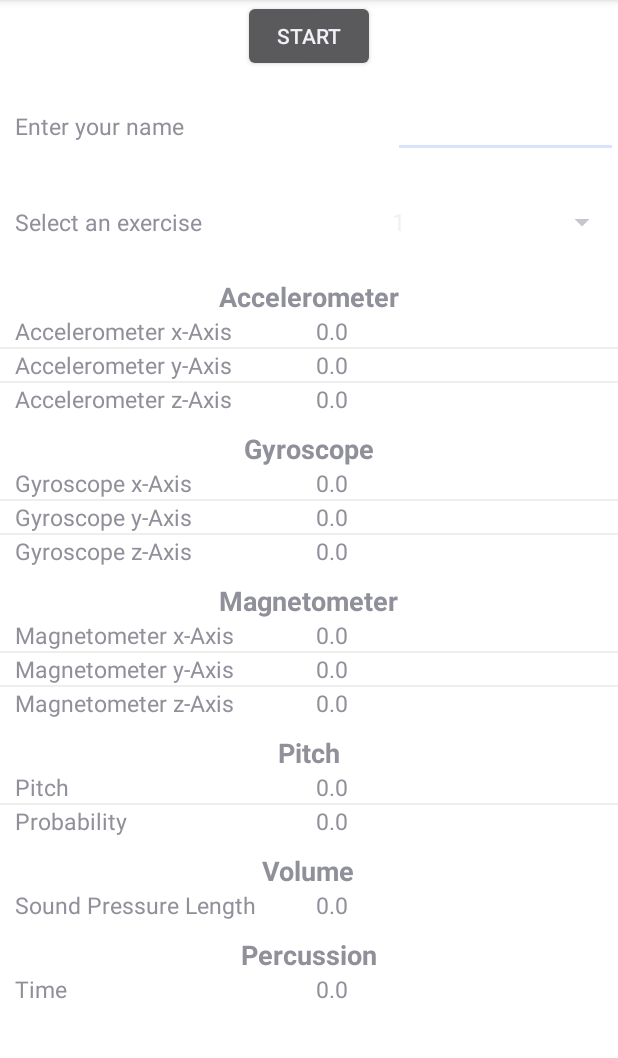
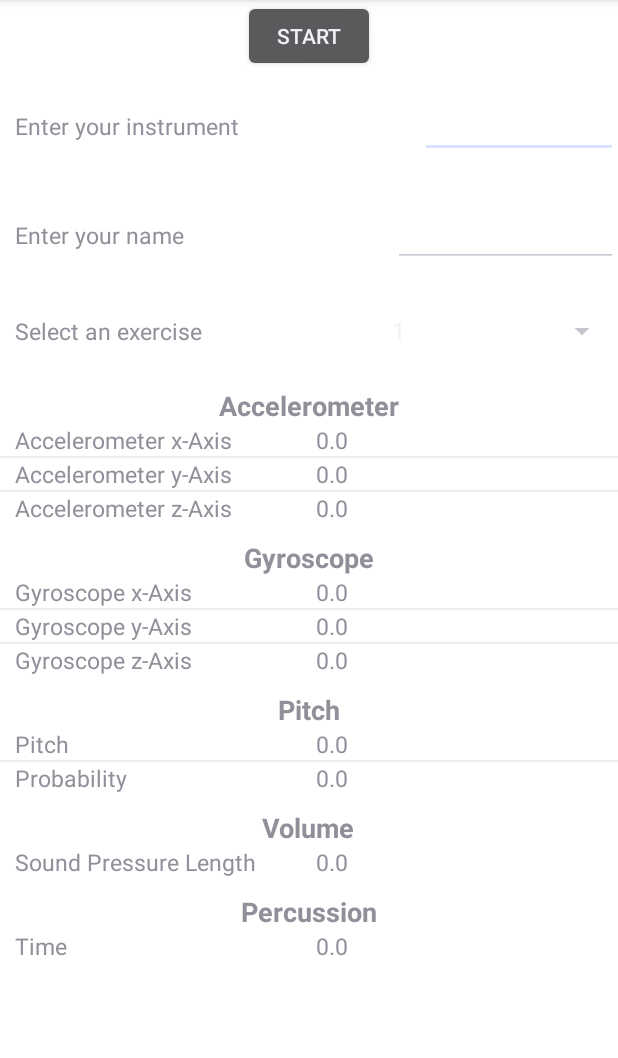
Before and after one commit to JKStein/BreathingAnalysis, an Android app: the screen it shows after launch (BreathingAnalysis), on a phone screen of 412 x 824 dp, the part 84-1142 px from its top. Run offline under Robolectric (Android 15) with nearby library versions, the phone set to English and light mode, and no system bars; pictures from the network do not load; 4 statements that could not run were skipped.

Commit message:
added instrument feature

```diff
--- a/app/src/main/java/com/jonas/breathinganalysis/BreathingAnalysis.java
+++ b/app/src/main/java/com/jonas/breathinganalysis/BreathingAnalysis.java
@@ -28,18 +28,17 @@ import static android.content.ContentValues.TAG;
 
 public class BreathingAnalysis extends Activity implements OnMetronomeDoneListener, OnVolumeDetectedListener, AdapterView.OnItemSelectedListener, OnSavingDoneListener {
 
-    private static final int SENSOR_IDS[] = {Sensor.TYPE_ACCELEROMETER, Sensor.TYPE_GYROSCOPE, Sensor.TYPE_MAGNETIC_FIELD};
-    private static final String SENSOR_NAMES[] = {"Accelerometer", "Gyroscope", "Magnetometer"};
+    private static final int SENSOR_IDS[] = {Sensor.TYPE_ACCELEROMETER, Sensor.TYPE_GYROSCOPE};
+    private static final String SENSOR_NAMES[] = {"Accelerometer", "Gyroscope"};
     private static final String SENSOR_ENTRIES[][] =
             {{"Accelerometer x-Axis", "Accelerometer y-Axis", "Accelerometer z-Axis"},
-             {"Gyroscope x-Axis", "Gyroscope y-Axis", "Gyroscope z-Axis"},
-             {"Magnetometer x-Axis", "Magnetometer y-Axis", "Magnetometer z-Axis"}};
+             {"Gyroscope x-Axis", "Gyroscope y-Axis", "Gyroscope z-Axis"}};
     static final String[] EXERCISE_IDS = {"long-tone-piano", "long-tone-forte",
             "scale-slurred", "scale-tongued", "octave-jump-piano", "octave-jump-forte"};
 
     private Button measurementController;
     private Spinner spinner;
-    private EditText nameInput;
+    private EditText nameInput, instrumentInput;
 
 
     private String exerciseId;
@@ -62,6 +61,8 @@ public class BreathingAnalysis extends Activity implements OnMetronomeDoneListen
 
     private ArrayList<FeatureVector> featureVectors;
 
+    private Thread dispatcher;
+
     @Override
     public void onCreate(Bundle savedInstanceState) {
         super.onCreate(savedInstanceState);
@@ -82,6 +83,7 @@ public class BreathingAnalysis extends Activity implements OnMetronomeDoneListen
         installButton();
         installSpinner();
         nameInput = findViewById(R.id.nameInput);
+        instrumentInput = findViewById(R.id.instrumentInput);
     }
 
     private void installButton() {
@@ -91,6 +93,7 @@ public class BreathingAnalysis extends Activity implements OnMetronomeDoneListen
                 if(measurementController.getText().equals("Start")) {
                     spinner.setEnabled(false);
                     nameInput.setEnabled(false);
+                    instrumentInput.setEnabled(false);
 
                     Recorder.startRecording();
 
@@ -167,7 +170,8 @@ public class BreathingAnalysis extends Activity implements OnMetronomeDoneListen
         //Percussion event
         dispatcher.addAudioProcessor(new PercussionOnsetDetector(SAMPLERATE, BUFFER, percussionRecorder, SENSITIVITY,THRESHOLD));
 
-        new Thread(dispatcher, "Audio Dispatcher").start();
+        this.dispatcher = new Thread(dispatcher, "Audio Dispatcher");
+        this.dispatcher.start();
     }
 
     private void initializeFragments() {
@@ -201,6 +205,7 @@ public class BreathingAnalysis extends Activity implements OnMetronomeDoneListen
 
         featureVectors.clear();
 
+        featureVectors.add(new FeatureVector("instrument", instrumentInput.getText().toString()));
         featureVectors.add(new FeatureVector("player-name", nameInput.getText().toString()));
         featureVectors.add(new FeatureVector("exercise-name", exerciseId));
         featureVectors.add(new FeatureVector("overall-duration", Long.toString(overallDuration)));
@@ -241,10 +246,13 @@ public class BreathingAnalysis extends Activity implements OnMetronomeDoneListen
                 measurementController.setEnabled(true);
                 spinner.setEnabled(true);
                 nameInput.setEnabled(true);
+                instrumentInput.setEnabled(true);
             }
         });
         for (Recorder recorder : recorders) {
             recorder.clearSensorData();
         }
     }
+
+    //TODO: implement activity lifecycle methods! (goal: stop and restart sensors when sensible)
 }
--- /dev/null
+++ b/app/src/main/java/com/jonas/breathinganalysis/Dispatcher.java
@@ -0,0 +1,9 @@
+package com.jonas.breathinganalysis;
+
+/**
+ * @author Jonas Stein
+ */
+
+public class Dispatcher extends Thread {
+
+}
--- a/app/src/main/res/layout/activity_main.xml
+++ b/app/src/main/res/layout/activity_main.xml
@@ -28,6 +28,32 @@
                 android:layout_width="wrap_content"
                 android:layout_height="wrap_content"
                 android:text="@string/start"/>
+        </LinearLayout>
+
+        <LinearLayout
+            android:layout_width="match_parent"
+            android:layout_height="wrap_content"
+            android:orientation="horizontal"
+            android:layout_marginTop="15dp"
+            android:layout_marginBottom="15dp">
+
+            <TextView
+                android:layout_width="wrap_content"
+                android:layout_height="wrap_content"
+                android:layout_weight="1"
+                android:layout_marginStart="10dp"
+                android:textSize="15sp"
+                android:text="@string/enterInstrument"/>
+
+            <EditText
+                android:id="@+id/instrumentInput"
+                android:layout_width="wrap_content"
+                android:layout_height="wrap_content"
+                android:layout_weight="1"
+                android:layout_marginStart="10dp"
+                android:textSize="15sp"
+                android:inputType="text"
+                android:labelFor="@+id/instrumentInput"/>
         </LinearLayout>
 
         <LinearLayout
--- a/app/src/main/res/values/strings.xml
+++ b/app/src/main/res/values/strings.xml
@@ -17,6 +17,7 @@
     <string name="noData">No Data to display!</string>
     <string name="enterName">Enter your name</string>
     <string name="selectExercise">Select an exercise</string>
+    <string name="enterInstrument">Enter your instrument</string>
     <string-array name="exercise_array">
         <item>1</item>
         <item>2</item>
```
